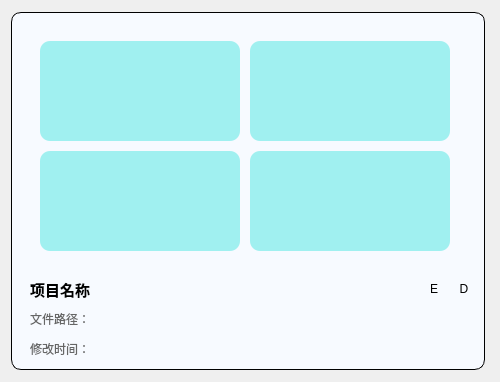
Above: source/homepage/project/views/components/projectcard/projectcard.ui from pi-pi-cat/0220 before the change. Below: the same form after it.
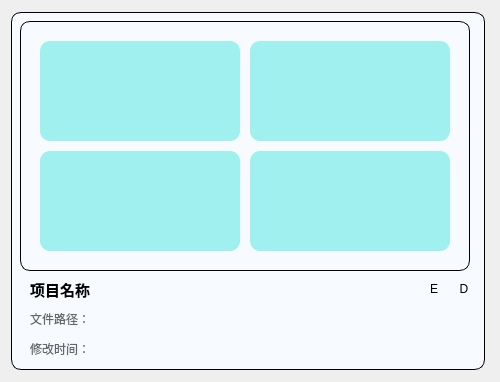
That is the form after the change. Icons and pictures are not drawn.

```diff
--- a/source/homepage/project/views/components/projectcard/projectcard.ui
+++ b/source/homepage/project/views/components/projectcard/projectcard.ui
@@ -38,7 +38,8 @@
       </size>
      </property>
      <property name="styleSheet">
-      <string notr="true">QWidget#mainWidget {border: 1px solid; background-color: #f7faff; border-radius: 10px;}</string>
+      <string notr="true">QWidget#mainWidget {border: 1px solid; background-color: #f7faff; border-radius: 10px;} 
+QWidget#imageContainer {border: 1px solid; background-color: #f7faff; border-radius: 10px;}</string>
      </property>
      <layout class="QVBoxLayout" name="verticalLayout">
       <item>
```
